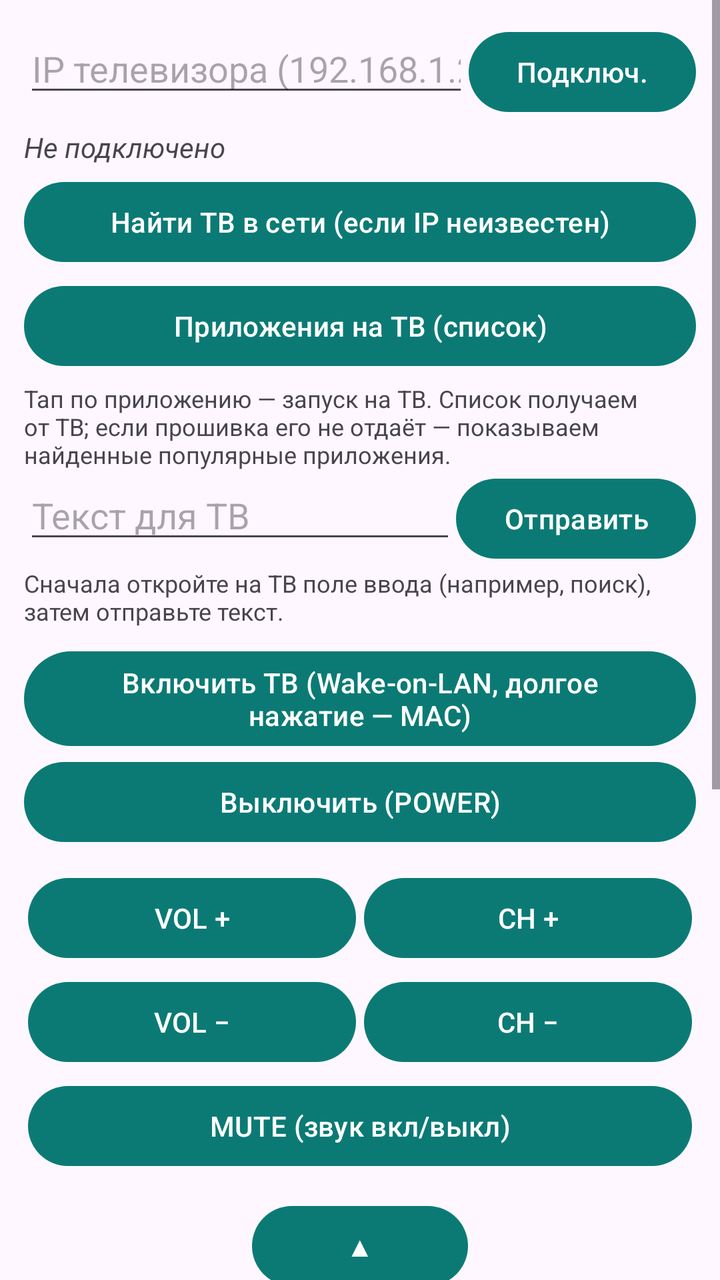
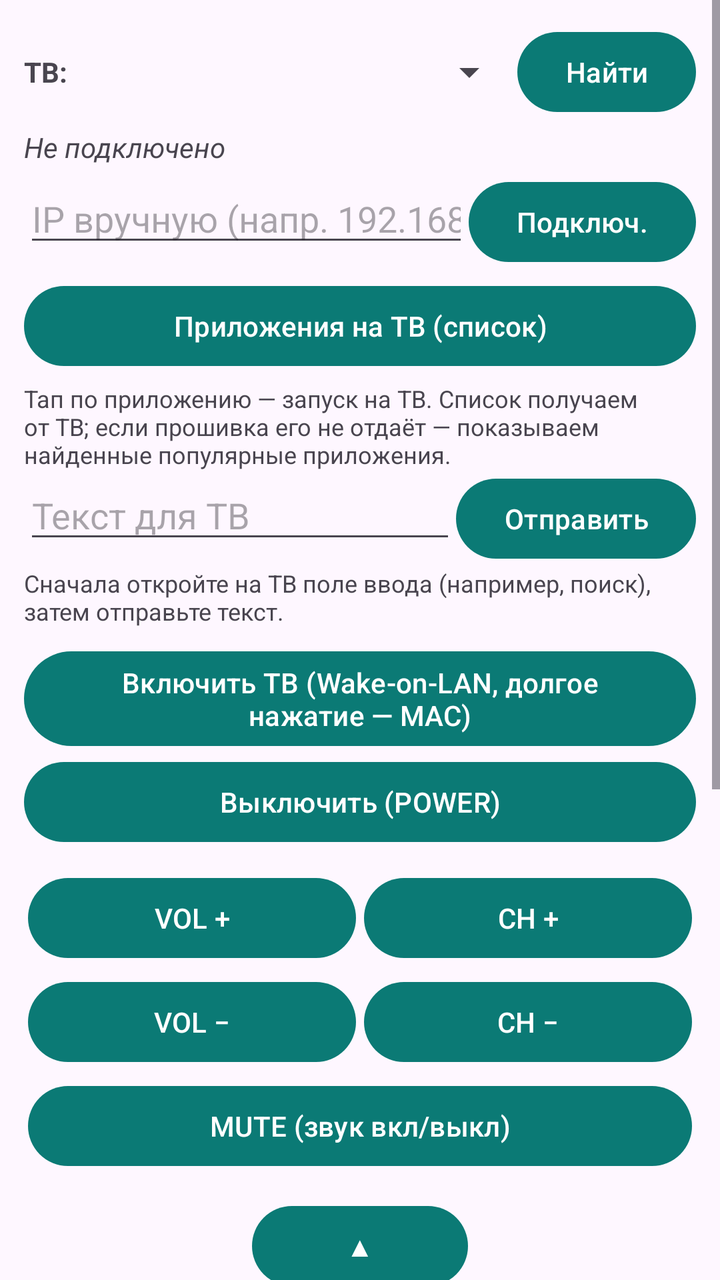

The first picture is an Android layout as it rendered before a commit; the second is the same layout after the commit. The layout source and the unified diff follow.
<!-- AndroidManifest.xml: application theme Theme.TizenPult -->
<!-- res/layout/activity_main.xml -->
<?xml version="1.0" encoding="utf-8"?>
<ScrollView xmlns:android="http://schemas.android.com/apk/res/android"
    android:layout_width="match_parent"
    android:layout_height="match_parent"
    android:fillViewport="true">

    <LinearLayout
        android:layout_width="match_parent"
        android:layout_height="wrap_content"
        android:orientation="vertical"
        android:padding="12dp">

        
        <LinearLayout
            android:layout_width="match_parent"
            android:layout_height="wrap_content"
            android:orientation="horizontal">

            <EditText
                android:id="@+id/ipInput"
                android:layout_width="0dp"
                android:layout_height="wrap_content"
                android:layout_weight="1"
                android:hint="IP телевизора (192.168.1.225)"
                android:inputType="text"
                android:maxLines="1" />

            <Button
                android:id="@+id/btnConnect"
                android:layout_width="wrap_content"
                android:layout_height="wrap_content"
                android:text="Подключ." />
        </LinearLayout>

        <TextView
            android:id="@+id/statusView"
            android:layout_width="match_parent"
            android:layout_height="wrap_content"
            android:paddingTop="4dp"
            android:paddingBottom="4dp"
            android:text="Не подключено"
            android:textStyle="italic" />

        <Button
            android:id="@+id/btnFind"
            android:layout_width="match_parent"
            android:layout_height="wrap_content"
            android:text="Найти ТВ в сети (если IP неизвестен)" />

        
        <Button
            android:id="@+id/btnApps"
            android:layout_width="match_parent"
            android:layout_height="wrap_content"
            android:layout_marginTop="4dp"
            android:text="Приложения на ТВ (список)" />

        <TextView
            android:layout_width="match_parent"
            android:layout_height="wrap_content"
            android:paddingTop="4dp"
            android:text="Тап по приложению — запуск на ТВ. Список получаем от ТВ; если прошивка его не отдаёт — показываем найденные популярные приложения."
            android:textSize="12sp" />

        
        <LinearLayout
            android:layout_width="match_parent"
            android:layout_height="wrap_content"
            android:orientation="horizontal">

            <EditText
                android:id="@+id/textInput"
                android:layout_width="0dp"
                android:layout_height="wrap_content"
                android:layout_weight="1"
                android:hint="Текст для ТВ"
                android:inputType="text"
                android:maxLines="1" />

            <Button
                android:id="@+id/btnSendText"
                android:layout_width="wrap_content"
                android:layout_height="wrap_content"
                android:text="Отправить" />
        </LinearLayout>

        <TextView
            android:layout_width="match_parent"
            android:layout_height="wrap_content"
            android:text="Сначала откройте на ТВ поле ввода (например, поиск), затем отправьте текст."
            android:textSize="12sp" />

        
        <Button
            android:id="@+id/btnPowerOn"
            android:layout_width="match_parent"
            android:layout_height="wrap_content"
            android:layout_marginTop="8dp"
            android:text="Включить ТВ (Wake-on-LAN, долгое нажатие — MAC)" />

        <Button
            android:layout_width="match_parent"
            android:layout_height="wrap_content"
            android:onClick="onKeyClick"
            android:tag="KEY_POWEROFF"
            android:text="Выключить (POWER)" />

        
        <TableLayout
            android:layout_width="match_parent"
            android:layout_height="wrap_content"
            android:layout_marginTop="8dp">

            <TableRow android:weightSum="2">
                <Button
                    android:layout_width="match_parent"
                    android:layout_height="wrap_content"
                    android:layout_weight="1"
                    android:layout_margin="2dp"
                    android:onClick="onKeyClick"
                    android:tag="KEY_VOLUP"
                    android:text="VOL +" />
                <Button
                    android:layout_width="match_parent"
                    android:layout_height="wrap_content"
                    android:layout_weight="1"
                    android:layout_margin="2dp"
                    android:onClick="onKeyClick"
                    android:tag="KEY_CHUP"
                    android:text="CH +" />
            </TableRow>

            <TableRow android:weightSum="2">
                <Button
                    android:layout_width="match_parent"
                    android:layout_height="wrap_content"
                    android:layout_weight="1"
                    android:layout_margin="2dp"
                    android:onClick="onKeyClick"
                    android:tag="KEY_VOLDOWN"
                    android:text="VOL −" />
                <Button
                    android:layout_width="match_parent"
                    android:layout_height="wrap_content"
                    android:layout_weight="1"
                    android:layout_margin="2dp"
                    android:onClick="onKeyClick"
                    android:tag="KEY_CHDOWN"
                    android:text="CH −" />
            </TableRow>
        </TableLayout>

        <Button
            android:layout_width="match_parent"
            android:layout_height="wrap_content"
            android:layout_margin="2dp"
            android:onClick="onKeyClick"
            android:tag="KEY_MUTE"
            android:text="MUTE (звук вкл/выкл)" />

        
        <TableLayout
            android:layout_width="match_parent"
            android:layout_height="wrap_content"
            android:layout_marginTop="8dp">

            <TableRow android:weightSum="3">
                <Space android:layout_weight="1" />
                <Button
                    android:layout_width="match_parent"
                    android:layout_height="wrap_content"
                    android:layout_weight="1"
                    android:layout_margin="2dp"
                    android:onClick="onKeyClick"
                    android:tag="KEY_UP"
                    android:text="▲" />
                <Space android:layout_weight="1" />
            </TableRow>

            <TableRow android:weightSum="3">
                <Button
                    android:layout_width="match_parent"
                    android:layout_height="wrap_content"
                    android:layout_weight="1"
                    android:layout_margin="2dp"
                    android:onClick="onKeyClick"
                    android:tag="KEY_LEFT"
                    android:text="◀" />
                <Button
                    android:layout_width="match_parent"
                    android:layout_height="wrap_content"
                    android:layout_weight="1"
                    android:layout_margin="2dp"
                    android:onClick="onKeyClick"
                    android:tag="KEY_ENTER"
                    android:text="OK" />
                <Button
                    android:layout_width="match_parent"
                    android:layout_height="wrap_content"
                    android:layout_weight="1"
                    android:layout_margin="2dp"
                    android:onClick="onKeyClick"
                    android:tag="KEY_RIGHT"
                    android:text="▶" />
            </TableRow>

            <TableRow android:weightSum="3">
                <Space android:layout_weight="1" />
                <Button
                    android:layout_width="match_parent"
                    android:layout_height="wrap_content"
                    android:layout_weight="1"
                    android:layout_margin="2dp"
                    android:onClick="onKeyClick"
                    android:tag="KEY_DOWN"
                    android:text="▼" />
                <Space android:layout_weight="1" />
            </TableRow>
        </TableLayout>

        
        <TableLayout
            android:layout_width="match_parent"
            android:layout_height="wrap_content"
            android:layout_marginTop="8dp">

            <TableRow android:weightSum="3">
                <Button
                    android:layout_width="match_parent"
                    android:layout_height="wrap_content"
                    android:layout_weight="1"
                    android:layout_margin="2dp"
                    android:onClick="onKeyClick"
                    android:tag="KEY_HOME"
                    android:text="HOME" />
                <Button
                    android:layout_width="match_parent"
                    android:layout_height="wrap_content"
                    android:layout_weight="1"
                    android:layout_margin="2dp"
                    android:onClick="onKeyClick"
                    android:tag="KEY_RETURN"
                    android:text="Назад" />
                <Button
                    android:layout_width="match_parent"
                    android:layout_height="wrap_content"
                    android:layout_weight="1"
                    android:layout_margin="2dp"
                    android:onClick="onKeyClick"
                    android:tag="KEY_EXIT"
                    android:text="Exit" />
            </TableRow>

            <TableRow android:weightSum="3">
                <Button
                    android:layout_width="match_parent"
                    android:layout_height="wrap_content"
                    android:layout_weight="1"
                    android:layout_margin="2dp"
                    android:onClick="onKeyClick"
                    android:tag="KEY_HDMI_1"
                    android:text="HDMI 1" />
                <Button
                    android:layout_width="match_parent"
                    android:layout_height="wrap_content"
                    android:layout_weight="1"
                    android:layout_margin="2dp"
                    android:onClick="onKeyClick"
                    android:tag="KEY_HDMI_2"
                    android:text="HDMI 2" />
                <Button
                    android:layout_width="match_parent"
                    android:layout_height="wrap_content"
                    android:layout_weight="1"
                    android:layout_margin="2dp"
                    android:onClick="onKeyClick"
                    android:tag="KEY_HDMI_3"
                    android:text="HDMI 3" />
            </TableRow>
        </TableLayout>

        <TextView
            android:layout_width="match_parent"
            android:layout_height="wrap_content"
            android:paddingTop="8dp"
            android:text="Первое подключение: ТВ покажет запрос — нажмите «Разрешить» на экране ТВ."
            android:textSize="12sp" />

        
        <Button
            android:id="@+id/btnLog"
            android:layout_width="match_parent"
            android:layout_height="wrap_content"
            android:layout_marginTop="4dp"
            android:text="Журнал связи с ТВ (лог)" />

        
        <Button
            android:id="@+id/btnUpdate"
            android:layout_width="match_parent"
            android:layout_height="wrap_content"
            android:layout_marginTop="4dp"
            android:text="Проверить обновления приложения" />

        <TextView
            android:id="@+id/versionView"
            android:layout_width="match_parent"
            android:layout_height="wrap_content"
            android:gravity="center"
            android:paddingTop="2dp"
            android:text="Версия 2.0"
            android:textSize="12sp" />

    </LinearLayout>
</ScrollView>
<!-- resources referenced by this layout -->
<resources>
  <style name="Theme.TizenPult" parent="Theme.Material3.DayNight">
          <item name="colorPrimary">@color/primary</item>
      </style>
  <color name="primary">#0B7A75</color>
</resources>

<!-- the commit's change to res/layout/activity_main.xml (unified diff, before → after) -->
@@ -14,22 +14,27 @@
         <LinearLayout
             android:layout_width="match_parent"
             android:layout_height="wrap_content"
+            android:gravity="center_vertical"
             android:orientation="horizontal">
 
-            <EditText
-                android:id="@+id/ipInput"
+            <TextView
+                android:layout_width="wrap_content"
+                android:layout_height="wrap_content"
+                android:paddingEnd="6dp"
+                android:text="ТВ:"
+                android:textStyle="bold" />
+
+            <Spinner
+                android:id="@+id/tvSpinner"
                 android:layout_width="0dp"
                 android:layout_height="wrap_content"
-                android:layout_weight="1"
-                android:hint="IP телевизора (192.168.1.225)"
-                android:inputType="text"
-                android:maxLines="1" />
+                android:layout_weight="1" />
 
             <Button
-                android:id="@+id/btnConnect"
+                android:id="@+id/btnFind"
                 android:layout_width="wrap_content"
                 android:layout_height="wrap_content"
-                android:text="Подключ." />
+                android:text="Найти" />
         </LinearLayout>
 
         <TextView
@@ -41,11 +46,27 @@
             android:text="Не подключено"
             android:textStyle="italic" />
 
-        <Button
-            android:id="@+id/btnFind"
-            android:layout_width="match_parent"
-            android:layout_height="wrap_content"
-            android:text="Найти ТВ в сети (если IP неизвестен)" />
+        
+        <LinearLayout
+            android:layout_width="match_parent"
+            android:layout_height="wrap_content"
+            android:orientation="horizontal">
+
+            <EditText
+                android:id="@+id/ipInput"
+                android:layout_width="0dp"
+                android:layout_height="wrap_content"
+                android:layout_weight="1"
+                android:hint="IP вручную (напр. 192.168.1.225)"
+                android:inputType="text"
+                android:maxLines="1" />
+
+            <Button
+                android:id="@+id/btnConnect"
+                android:layout_width="wrap_content"
+                android:layout_height="wrap_content"
+                android:text="Подключ." />
+        </LinearLayout>
 
         
         <Button
@@ -308,7 +329,7 @@
             android:layout_height="wrap_content"
             android:gravity="center"
             android:paddingTop="2dp"
-            android:text="Версия 2.0"
+            android:text="Версия 2.1"
             android:textSize="12sp" />
 
     </LinearLayout>
